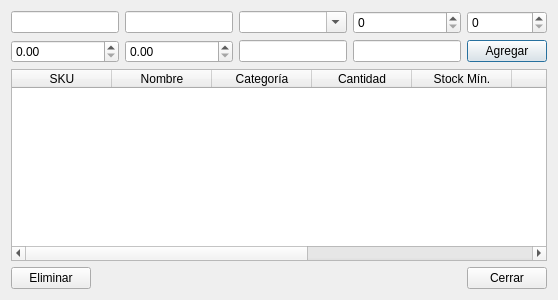
This is app/ui/inventario.ui in galdotech/app_mateo as Qt 5 draws it before an edit. The edited form follows.
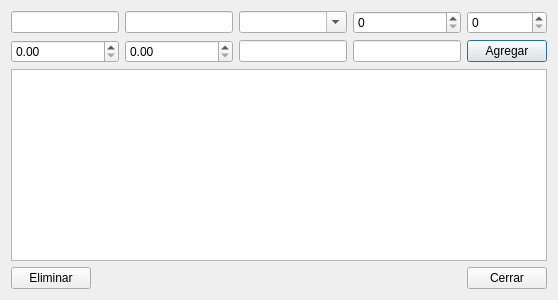
This is the edited form.

Commit message: Use QTableView for model-backed tables

The edit to the form file:
```diff
--- a/app/ui/inventario.ui
+++ b/app/ui/inventario.ui
@@ -71,58 +71,10 @@
     </layout>
    </item>
    <item>
-    <widget class="QTableWidget" name="tableProductos">
-     <property name="columnCount">
-      <number>9</number>
-     </property>
+    <widget class="QTableView" name="tableProductos">
      <property name="selectionBehavior">
       <enum>QAbstractItemView::SelectRows</enum>
      </property>
-     <column>
-      <property name="text">
-       <string>SKU</string>
-      </property>
-     </column>
-     <column>
-      <property name="text">
-       <string>Nombre</string>
-      </property>
-     </column>
-     <column>
-      <property name="text">
-       <string>Categoría</string>
-      </property>
-     </column>
-     <column>
-      <property name="text">
-       <string>Cantidad</string>
-      </property>
-     </column>
-     <column>
-      <property name="text">
-       <string>Stock Mín.</string>
-      </property>
-     </column>
-     <column>
-      <property name="text">
-       <string>Costo</string>
-      </property>
-     </column>
-     <column>
-      <property name="text">
-       <string>Precio</string>
-      </property>
-     </column>
-     <column>
-      <property name="text">
-       <string>Ubicación</string>
-      </property>
-     </column>
-     <column>
-      <property name="text">
-       <string>Proveedor</string>
-      </property>
-     </column>
     </widget>
    </item>
    <item>
```
The commit also changes 5 other files.
